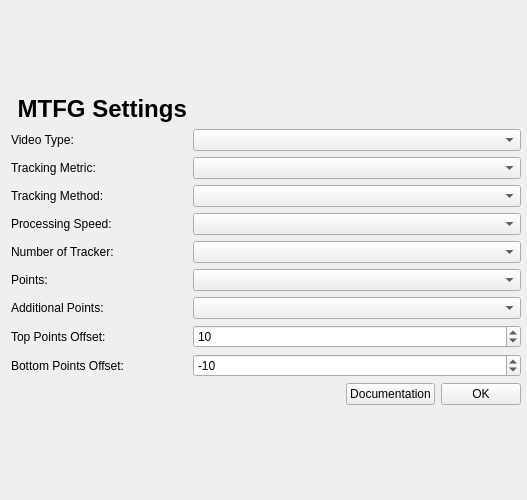
Old version of the form funscript_editor/ui/settings_view.ui in the repository michael-mueller-git/Python-Funscript-Editor.
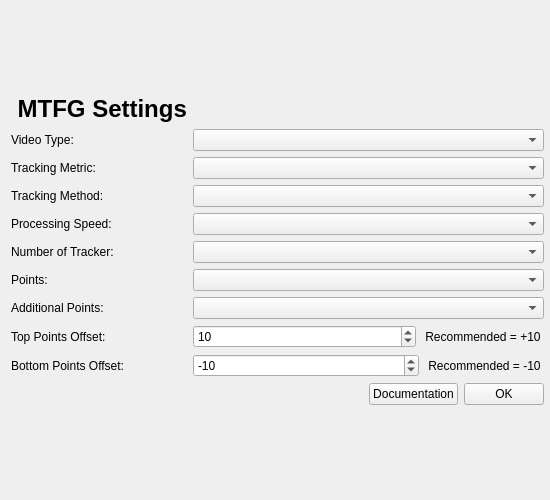
New version of the form.

Commit message: add recommended value to dialog

The edit to the form file:
```diff
--- a/funscript_editor/ui/settings_view.ui
+++ b/funscript_editor/ui/settings_view.ui
@@ -6,7 +6,7 @@
    <rect>
     <x>0</x>
     <y>0</y>
-    <width>527</width>
+                <width>550</width>
     <height>500</height>
    </rect>
   </property>
@@ -191,6 +191,8 @@
       </widget>
      </item>
      <item row="8" column="1">
+                        <layout class="QHBoxLayout" name="horizontalLayoutTopPointOffset">
+                            <item>
       <widget class="QSpinBox" name="topPointOffsetSpinBox">
        <property name="sizePolicy">
         <sizepolicy hsizetype="MinimumExpanding" vsizetype="Fixed">
@@ -215,6 +217,15 @@
        </property>
       </widget>
      </item>
+                            <item>
+                                <widget class="QLabel" name="label_11">
+                                    <property name="text">
+                                        <string> Recommended = +10 </string>
+                                    </property>
+                                </widget>
+                            </item>
+                        </layout>
+                    </item>
      <item row="9" column="0">
       <widget class="QLabel" name="label_9">
        <property name="text">
@@ -223,6 +234,8 @@
       </widget>
      </item>
      <item row="9" column="1">
+                        <layout class="QHBoxLayout" name="horizontalLayoutBottomPointOffset">
+                            <item>
       <widget class="QSpinBox" name="bottomPointOffsetSpinBox">
        <property name="sizePolicy">
         <sizepolicy hsizetype="MinimumExpanding" vsizetype="Fixed">
@@ -241,6 +254,15 @@
        </property>
       </widget>
      </item>
+                            <item>
+                                <widget class="QLabel" name="label_12">
+                                    <property name="text">
+                                        <string> Recommended = -10 </string>
+                                    </property>
+                                </widget>
+                            </item>
+                        </layout>
+                    </item>
      <item row="10" column="1">
       <layout class="QHBoxLayout" name="horizontalLayout">
        <item>
```
Left out of the diff: 6 changed lines with no effect on the pictures. Lines whose indentation alone changed are shown as unchanged. The commit also changes 1 other file.
